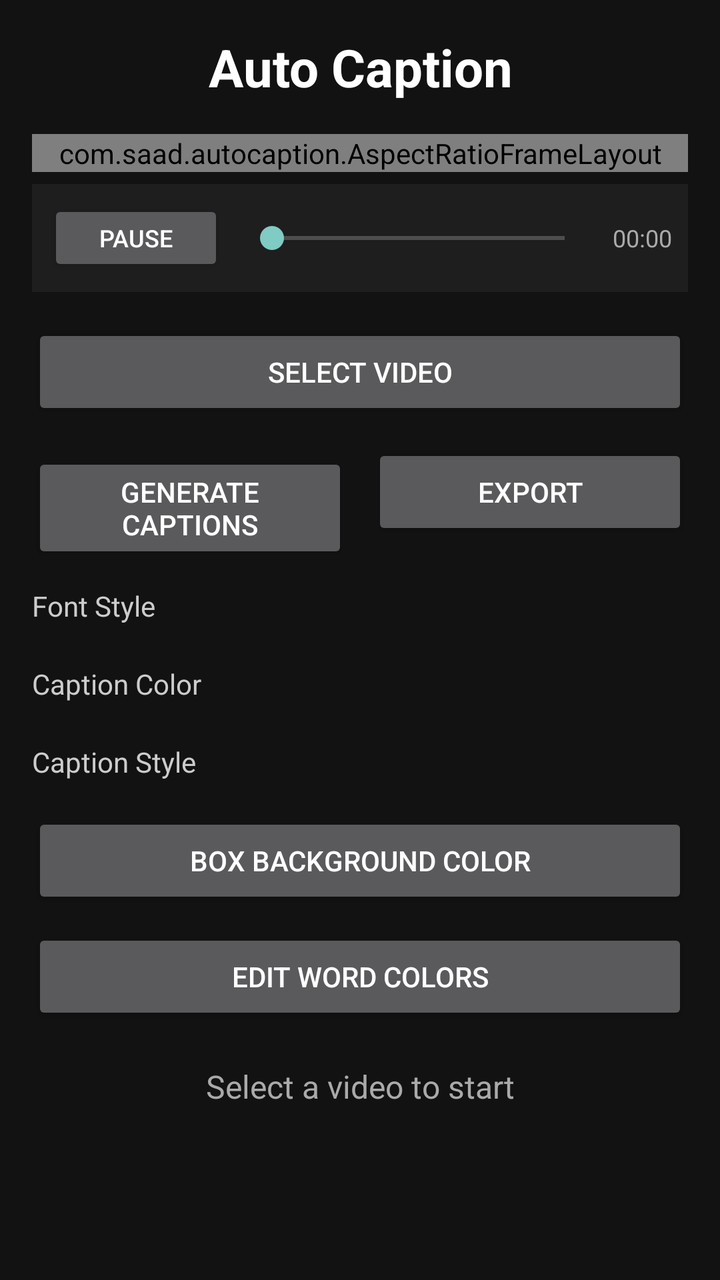
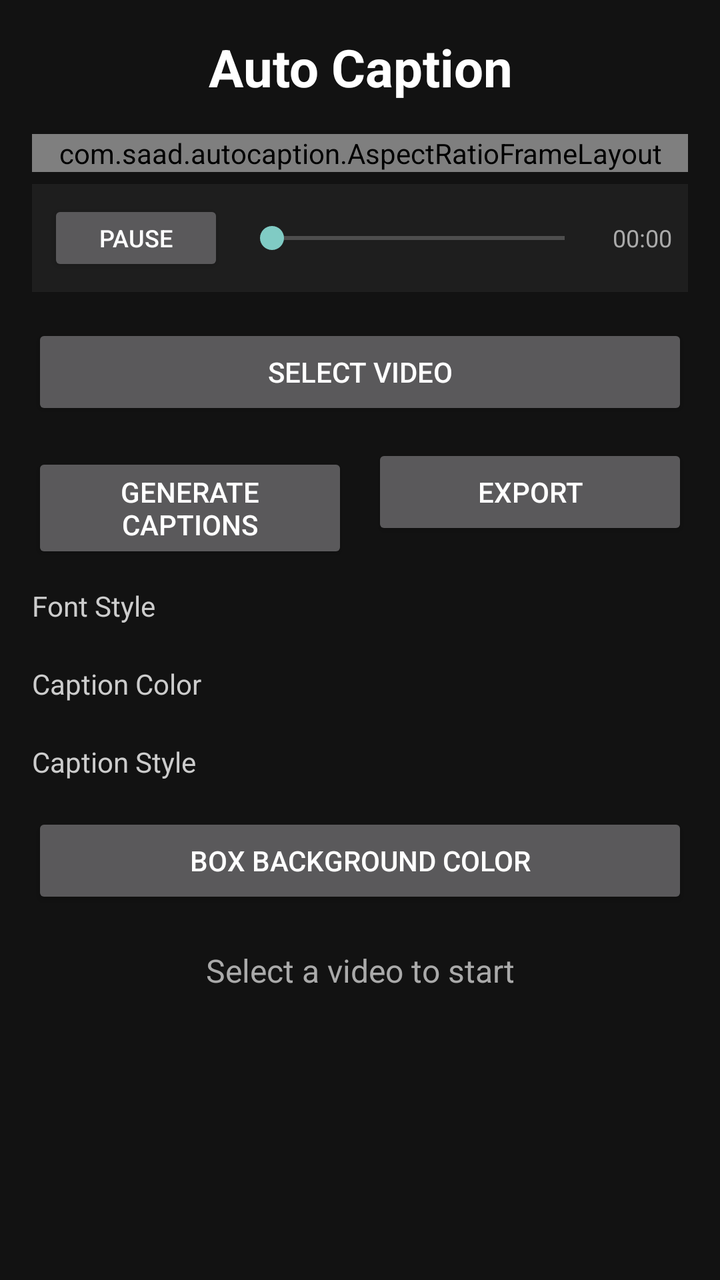

Screens rendered from an Android XML layout before and after an edit, with the pre-edit source and the edit as a unified diff.
<!-- AndroidManifest.xml: application theme Theme.AppCompat -->
<!-- res/layout/layout_main.xml -->
<?xml version="1.0" encoding="utf-8"?>
<ScrollView
    xmlns:android="http://schemas.android.com/apk/res/android"
    android:layout_width="match_parent"
    android:layout_height="match_parent"
    android:background="#121212">

    <LinearLayout
        android:layout_width="match_parent"
        android:layout_height="wrap_content"
        android:orientation="vertical"
        android:padding="16dp">

        <TextView
            android:layout_width="match_parent"
            android:layout_height="wrap_content"
            android:text="Auto Caption"
            android:textSize="26sp"
            android:textStyle="bold"
            android:textColor="#FFFFFF"
            android:gravity="center"
            android:layout_marginBottom="16dp" />

        <com.saad.autocaption.AspectRatioFrameLayout
            android:id="@+id/videoPreviewContainer"
            android:layout_width="match_parent"
            android:layout_height="wrap_content"
            android:background="#000000">

            <SurfaceView
                android:id="@+id/videoSurface"
                android:layout_width="match_parent"
                android:layout_height="match_parent" />

            <FrameLayout
                android:id="@+id/captionLayer"
                android:layout_width="match_parent"
                android:layout_height="match_parent">

                <TextView
                    android:id="@+id/wordSlotBefore"
                    android:layout_width="wrap_content"
                    android:layout_height="wrap_content"
                    android:layout_gravity="bottom|center_horizontal"
                    android:textColor="#CCCCCC"
                    android:textSize="22sp"
                    android:padding="4dp" />

                <TextView
                    android:id="@+id/wordSlotActive"
                    android:layout_width="wrap_content"
                    android:layout_height="wrap_content"
                    android:layout_gravity="bottom|center_horizontal"
                    android:textColor="#FFFFFF"
                    android:textStyle="bold"
                    android:textSize="22sp"
                    android:padding="4dp" />

                <TextView
                    android:id="@+id/wordSlotAfter"
                    android:layout_width="wrap_content"
                    android:layout_height="wrap_content"
                    android:layout_gravity="bottom|center_horizontal"
                    android:textColor="#CCCCCC"
                    android:textSize="22sp"
                    android:padding="4dp" />

            </FrameLayout>

        </com.saad.autocaption.AspectRatioFrameLayout>

        
        <LinearLayout
            android:id="@+id/playerControlLayout"
            android:layout_width="match_parent"
            android:layout_height="wrap_content"
            android:orientation="horizontal"
            android:gravity="center_vertical"
            android:padding="8dp"
            android:background="#1E1E1E"
            android:layout_marginTop="6dp">

            <Button
                android:id="@+id/playPauseButton"
                android:layout_width="wrap_content"
                android:layout_height="38dp"
                android:text="Pause"
                android:textSize="12sp"
                android:textColor="#FFFFFF" />

            <SeekBar
                android:id="@+id/videoSeekBar"
                android:layout_width="0dp"
                android:layout_height="wrap_content"
                android:layout_weight="1"
                android:layout_marginStart="8dp"
                android:layout_marginEnd="8dp" />

            <TextView
                android:id="@+id/timeText"
                android:layout_width="wrap_content"
                android:layout_height="wrap_content"
                android:text="00:00"
                android:textColor="#AAAAAA"
                android:textSize="12sp" />
        </LinearLayout>

        <Button
            android:id="@+id/selectVideoButton"
            android:layout_width="match_parent"
            android:layout_height="wrap_content"
            android:text="Select Video"
            android:layout_marginTop="16dp" />

        <LinearLayout
            android:layout_width="match_parent"
            android:layout_height="wrap_content"
            android:orientation="horizontal"
            android:layout_marginTop="12dp">

            <Button
                android:id="@+id/generateCaptionsButton"
                android:layout_width="0dp"
                android:layout_height="wrap_content"
                android:layout_weight="1"
                android:layout_marginEnd="6dp"
                android:text="Generate Captions" />

            <Button
                android:id="@+id/exportButton"
                android:layout_width="0dp"
                android:layout_height="wrap_content"
                android:layout_weight="1"
                android:layout_marginStart="6dp"
                android:text="Export" />

        </LinearLayout>

        <TextView
            android:layout_width="wrap_content"
            android:layout_height="wrap_content"
            android:text="Font Style"
            android:textColor="#CCCCCC"
            android:textSize="14sp"
            android:layout_marginTop="16dp" />

        <Spinner
            android:id="@+id/fontStyleSpinner"
            android:layout_width="match_parent"
            android:layout_height="wrap_content"
            android:background="#1E1E1E"
            android:popupBackground="#1E1E1E"
            android:layout_marginTop="4dp" />

        <TextView
            android:layout_width="wrap_content"
            android:layout_height="wrap_content"
            android:text="Caption Color"
            android:textColor="#CCCCCC"
            android:textSize="14sp"
            android:layout_marginTop="16dp" />

        <Spinner
            android:id="@+id/captionColorSpinner"
            android:layout_width="match_parent"
            android:layout_height="wrap_content"
            android:background="#1E1E1E"
            android:popupBackground="#1E1E1E"
            android:layout_marginTop="4dp" />

        <TextView
            android:layout_width="wrap_content"
            android:layout_height="wrap_content"
            android:text="Caption Style"
            android:textColor="#CCCCCC"
            android:textSize="14sp"
            android:layout_marginTop="16dp" />

        <Spinner
            android:id="@+id/captionStyleSpinner"
            android:layout_width="match_parent"
            android:layout_height="wrap_content"
            android:background="#1E1E1E"
            android:popupBackground="#1E1E1E"
            android:layout_marginTop="4dp" />

        <Button
            android:id="@+id/boxColorButton"
            android:layout_width="match_parent"
            android:layout_height="wrap_content"
            android:text="Box Background Color"
            android:layout_marginTop="12dp" />

        <Button
            android:id="@+id/editWordColorsButton"
            android:layout_width="match_parent"
            android:layout_height="wrap_content"
            android:text="Edit Word Colors"
            android:layout_marginTop="10dp" />

        <TextView
            android:id="@+id/statusText"
            android:layout_width="match_parent"
            android:layout_height="wrap_content"
            android:text="Select a video to start"
            android:textSize="16sp"
            android:textColor="#AAAAAA"
            android:gravity="center"
            android:layout_marginTop="20dp" />

    </LinearLayout>
</ScrollView>
<!-- resources referenced by this layout -->
<resources>

</resources>

<!-- the commit's change to res/layout/layout_main.xml (unified diff, before → after) -->
@@ -35,7 +35,9 @@
             <FrameLayout
                 android:id="@+id/captionLayer"
                 android:layout_width="match_parent"
-                android:layout_height="match_parent">
+                android:layout_height="match_parent"
+                android:clipChildren="false"
+                android:clipToPadding="false">
 
                 <TextView
                     android:id="@+id/wordSlotBefore"
@@ -54,7 +56,7 @@
                     android:textColor="#FFFFFF"
                     android:textStyle="bold"
                     android:textSize="22sp"
-                    android:padding="4dp" />
+                    android:padding="6dp" />
 
                 <TextView
                     android:id="@+id/wordSlotAfter"
@@ -191,13 +193,6 @@
             android:text="Box Background Color"
             android:layout_marginTop="12dp" />
 
-        <Button
-            android:id="@+id/editWordColorsButton"
-            android:layout_width="match_parent"
-            android:layout_height="wrap_content"
-            android:text="Edit Word Colors"
-            android:layout_marginTop="10dp" />
-
         <TextView
             android:id="@+id/statusText"
             android:layout_width="match_parent"
